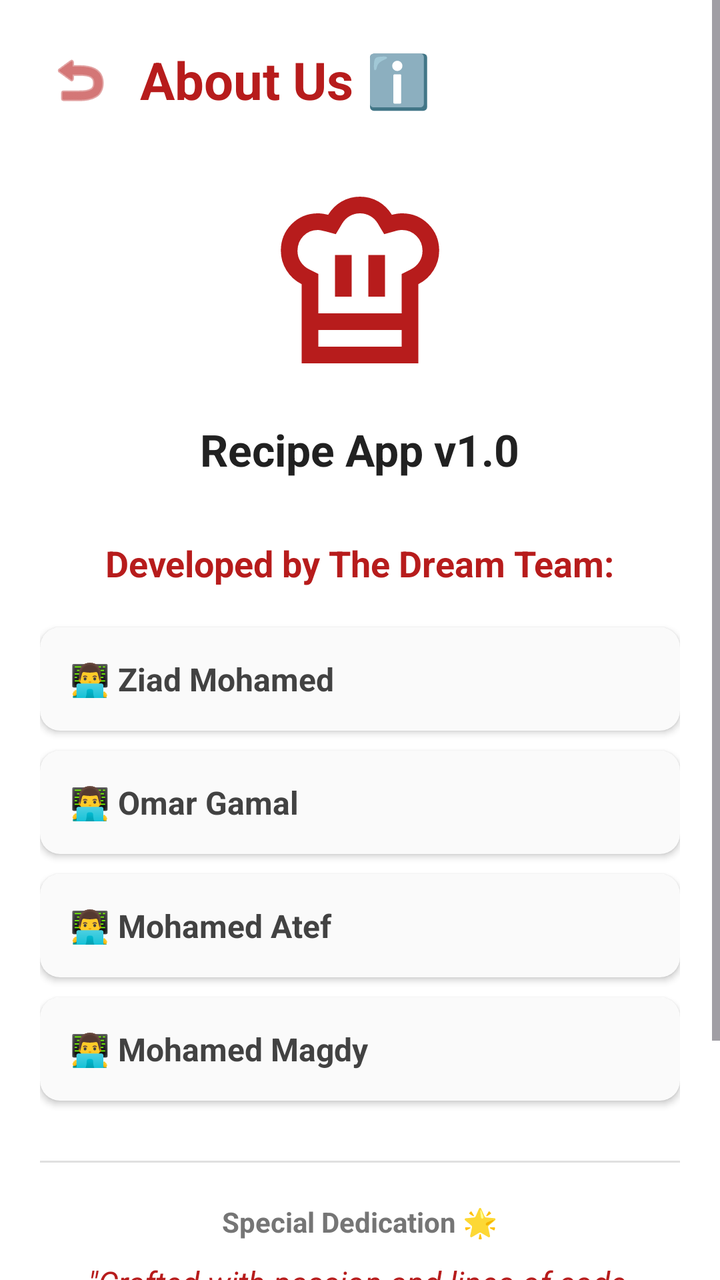
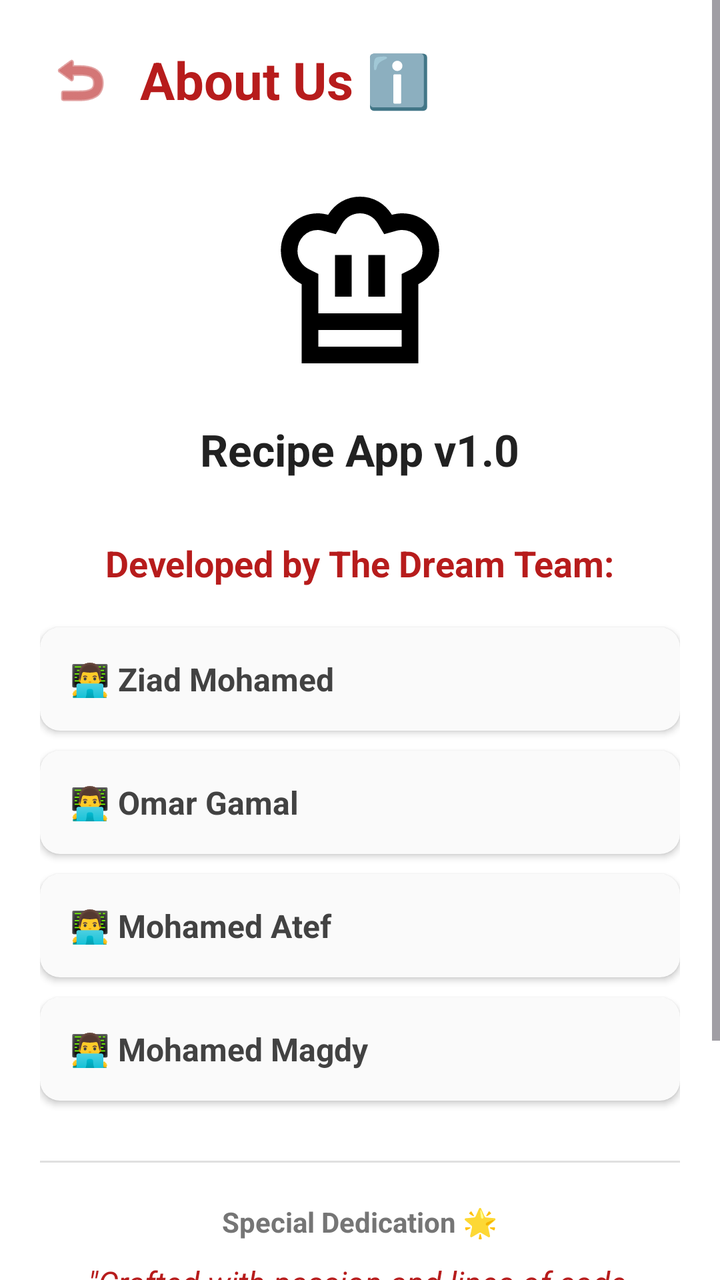

Compare the two renders of this Android layout. The source of the first and the diff that turns it into the second are given below.
<!-- AndroidManifest.xml: application theme Theme.RecipeApp -->
<!-- res/layout/fragment_about_us.xml -->
<?xml version="1.0" encoding="utf-8"?>
<ScrollView xmlns:android="http://schemas.android.com/apk/res/android"
    xmlns:app="http://schemas.android.com/apk/res-auto"
    android:layout_width="match_parent"
    android:layout_height="match_parent"
    android:background="#FFFFFF">

    <LinearLayout
        android:layout_width="match_parent"
        android:layout_height="wrap_content"
        android:orientation="vertical"
        android:padding="20dp">

        <LinearLayout
            android:layout_width="match_parent"
            android:layout_height="wrap_content"
            android:orientation="horizontal"
            android:gravity="center_vertical"
            android:layout_marginBottom="30dp">

            <ImageButton
                android:id="@+id/btnBackAbout"
                android:layout_width="40dp"
                android:layout_height="40dp"
                android:src="@android:drawable/ic_menu_revert"
                android:background="@android:color/transparent"
                android:tint="#B71C1C"
                android:layout_marginEnd="10dp"/>

            <TextView
                android:layout_width="wrap_content"
                android:layout_height="wrap_content"
                android:text="About Us ℹ️"
                android:textSize="26sp"
                android:textColor="#B71C1C"
                android:textStyle="bold"/>
        </LinearLayout>

        <LinearLayout
            android:layout_width="match_parent"
            android:layout_height="wrap_content"
            android:orientation="vertical"
            android:gravity="center">

            <ImageView
                android:layout_width="100dp"
                android:layout_height="100dp"
                android:src="@drawable/ic_chef_hat"
                android:layout_marginBottom="20dp"
                android:tint="#B71C1C"/>

            <TextView
                android:layout_width="wrap_content"
                android:layout_height="wrap_content"
                android:text="Recipe App v1.0"
                android:textSize="22sp"
                android:textStyle="bold"
                android:textColor="#212121"
                android:layout_marginBottom="30dp"/>

            <TextView
                android:layout_width="wrap_content"
                android:layout_height="wrap_content"
                android:text="Developed by The Dream Team:"
                android:textSize="18sp"
                android:textStyle="bold"
                android:textColor="#B71C1C"
                android:layout_marginBottom="20dp"/>

            <androidx.cardview.widget.CardView
                android:layout_width="match_parent"
                android:layout_height="wrap_content"
                app:cardCornerRadius="10dp"
                app:cardElevation="2dp"
                app:cardBackgroundColor="#FAFAFA"
                android:layout_marginBottom="10dp">
                <TextView
                    android:layout_width="match_parent"
                    android:layout_height="wrap_content"
                    android:text="👨‍💻 Ziad Mohamed"
                    android:textSize="16sp"
                    android:padding="15dp"
                    android:textStyle="bold"
                    android:textColor="#424242"/>
            </androidx.cardview.widget.CardView>

            <androidx.cardview.widget.CardView
                android:layout_width="match_parent"
                android:layout_height="wrap_content"
                app:cardCornerRadius="10dp"
                app:cardElevation="2dp"
                app:cardBackgroundColor="#FAFAFA"
                android:layout_marginBottom="10dp">
                <TextView
                    android:layout_width="match_parent"
                    android:layout_height="wrap_content"
                    android:text="👨‍💻 Omar Gamal"
                    android:textSize="16sp"
                    android:padding="15dp"
                    android:textStyle="bold"
                    android:textColor="#424242"/>
            </androidx.cardview.widget.CardView>

            <androidx.cardview.widget.CardView
                android:layout_width="match_parent"
                android:layout_height="wrap_content"
                app:cardCornerRadius="10dp"
                app:cardElevation="2dp"
                app:cardBackgroundColor="#FAFAFA"
                android:layout_marginBottom="10dp">
                <TextView
                    android:layout_width="match_parent"
                    android:layout_height="wrap_content"
                    android:text="👨‍💻 Mohamed Atef"
                    android:textSize="16sp"
                    android:padding="15dp"
                    android:textStyle="bold"
                    android:textColor="#424242"/>
            </androidx.cardview.widget.CardView>

            <androidx.cardview.widget.CardView
                android:layout_width="match_parent"
                android:layout_height="wrap_content"
                app:cardCornerRadius="10dp"
                app:cardElevation="2dp"
                app:cardBackgroundColor="#FAFAFA"
                android:layout_marginBottom="30dp">
                <TextView
                    android:layout_width="match_parent"
                    android:layout_height="wrap_content"
                    android:text="👨‍💻 Mohamed Magdy"
                    android:textSize="16sp"
                    android:padding="15dp"
                    android:textStyle="bold"
                    android:textColor="#424242"/>
            </androidx.cardview.widget.CardView>

            <View
                android:layout_width="match_parent"
                android:layout_height="1dp"
                android:background="#E0E0E0"
                android:layout_marginBottom="20dp"/>

            <TextView
                android:layout_width="wrap_content"
                android:layout_height="wrap_content"
                android:text="Special Dedication 🌟"
                android:textSize="14sp"
                android:textStyle="bold"
                android:textColor="#757575"
                android:layout_marginBottom="10dp"/>

            <TextView
                android:layout_width="match_parent"
                android:layout_height="wrap_content"
                android:text="&quot;Crafted with passion and lines of code, dedicated with gratitude to our inspiring mentor, Eng. Mohamed Abozaid. Thank you for lighting the way! 🚀❤️&quot;"
                android:textSize="16sp"
                android:textStyle="italic"
                android:textColor="#B71C1C"
                android:gravity="center"
                android:lineSpacingExtra="4dp"
                android:paddingStart="10dp"
                android:paddingEnd="10dp"
                android:layout_marginBottom="30dp"/>

            <TextView
                android:layout_width="wrap_content"
                android:layout_height="wrap_content"
                android:text="© 2025 Team 7. All Rights Reserved."
                android:textColor="#9E9E9E"
                android:textSize="12sp"/>

        </LinearLayout>
    </LinearLayout>
</ScrollView>
<!-- resources referenced by this layout -->
<resources>
  <!-- drawable ic_chef_hat (drawable) -->
  <vector xmlns:android="http://schemas.android.com/apk/res/android" android:height="24dp" android:tint="#000000" android:viewportHeight="960" android:viewportWidth="960" android:width="24dp">
        
      <path android:fillColor="@android:color/white" android:pathData="M360,560L440,560L440,360L360,360L360,560ZM200,500Q154,477 127,433.5Q100,390 100,339Q100,264 151.5,212Q203,160 278,160Q290,160 302.5,162Q315,164 327,167L327,167L327,167Q352,126 392,103Q432,80 480,80Q528,80 568,103Q608,126 633,167L633,167L633,167Q645,164 657,162Q669,160 682,160Q757,160 808.5,212Q860,264 860,339Q860,390 833,433.5Q806,477 760,500L760,720L200,720L200,500ZM520,560L600,560L600,360L520,360L520,560ZM280,640L680,640L680,451L724,429Q750,416 765,392.5Q780,369 780,340Q780,298 751.5,269Q723,240 682,240Q671,240 662,242Q653,244 643,247L596,260L565,208Q551,185 528.5,172.5Q506,160 480,160Q454,160 431.5,172.5Q409,185 395,208L364,260L316,247Q306,245 296.5,242.5Q287,240 277,240Q236,240 208,269Q180,298 180,340Q180,369 195,392.5Q210,416 236,429L280,451L280,640ZM200,720L280,720L280,800L680,800L680,720L760,720L760,880L200,880L200,720ZM480,640L480,640L480,640Q480,640 480,640Q480,640 480,640Q480,640 480,640Q480,640 480,640Q480,640 480,640Q480,640 480,640L480,640L480,640Q480,640 480,640Q480,640 480,640Q480,640 480,640Q480,640 480,640L480,640L480,640Q480,640 480,640Q480,640 480,640Q480,640 480,640Q480,640 480,640Q480,640 480,640Q480,640 480,640L480,640L480,640Z"/>
      
  </vector>
  <style name="Theme.RecipeApp" parent="Base.Theme.RecipeApp" />
  <style name="Base.Theme.RecipeApp" parent="Theme.Material3.DayNight.NoActionBar">
          
          
      </style>
</resources>

<!-- the commit's change to res/layout/fragment_about_us.xml (unified diff, before → after) -->
@@ -1,4 +1,5 @@
 <?xml version="1.0" encoding="utf-8"?>
+
 <ScrollView xmlns:android="http://schemas.android.com/apk/res/android"
     xmlns:app="http://schemas.android.com/apk/res-auto"
     android:layout_width="match_parent"
@@ -47,7 +48,7 @@
                 android:layout_height="100dp"
                 android:src="@drawable/ic_chef_hat"
                 android:layout_marginBottom="20dp"
-                android:tint="#B71C1C"/>
+                />
 
             <TextView
                 android:layout_width="wrap_content"
